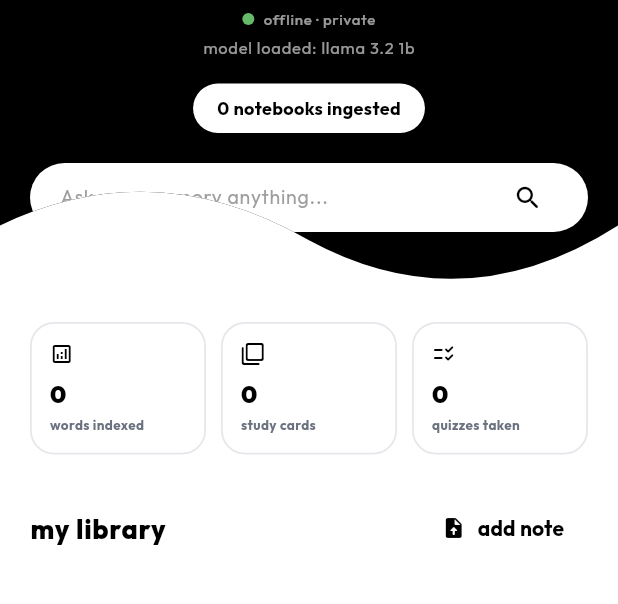
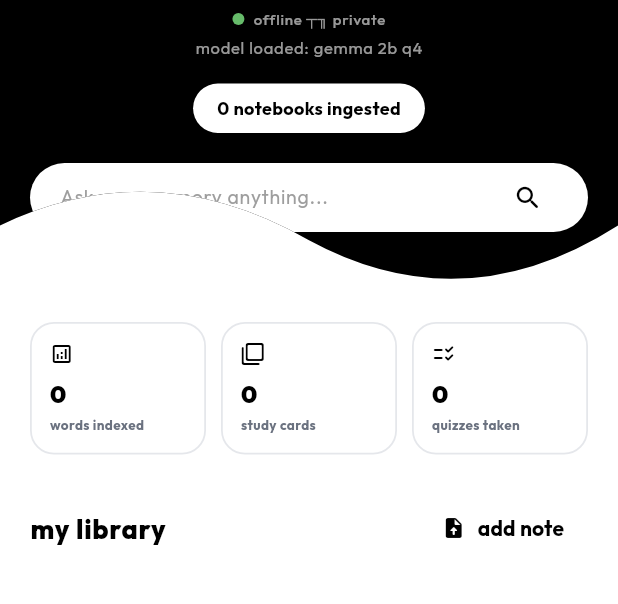
Before and after one commit to Innovators-and-Visionaries-Club/Project-1-, a Flutter app: the NotebookScreen screen opened directly, on a phone screen of 412 x 824 dp, the part 194-798 px from its top. Run offline on Flutter 3.47's test engine with Material 3 defaults, Android fonts, the phone set to English and light mode, and no system bars; our stand-ins replace file_picker, google_fonts, shared_preferences, sqflite; missing offline and left inert: google_mlkit_text_recognition, syncfusion_flutter_pdf; accounts and stored records are empty.

Commit message:
feat: port notebook screen UI improvements from main

```diff
--- a/frontend/lib/features/notebook/notebook_screen.dart
+++ b/frontend/lib/features/notebook/notebook_screen.dart
@@ -33,7 +33,7 @@ class _NotebookScreenState extends State<NotebookScreen> {
       _provider.consumeIngestedFileName();
       ScaffoldMessenger.of(context).showSnackBar(
         SnackBar(
-          content: Text('✓ $name ingested — ready to query'),
+          content: Text('Γ£ô $name ingested ΓÇö ready to query'),
           behavior: SnackBarBehavior.floating,
           duration: const Duration(seconds: 3),
         ),
@@ -228,7 +228,7 @@ class _NotebookScreenState extends State<NotebookScreen> {
                 ),
                 const SizedBox(width: 6),
                 Text(
-                  'offline · private',
+                  'offline ┬╖ private',
                   style: TextStyle(
                     fontSize: 10,
                     color: Colors.white.withOpacity(0.6),
@@ -240,7 +240,7 @@ class _NotebookScreenState extends State<NotebookScreen> {
             ),
             const SizedBox(height: 4),
             Text(
-              'model loaded: llama 3.2 1b',
+              'model loaded: gemma 2b q4',
               style: TextStyle(
                 fontSize: 11,
                 color: Colors.white.withOpacity(0.6),
@@ -453,7 +453,7 @@ class _NotebookScreenState extends State<NotebookScreen> {
                               style: const TextStyle(fontSize: 10, color: AppTheme.textSecondary),
                             ),
                             const SizedBox(width: 6),
-                            const Text('•', style: TextStyle(fontSize: 10, color: AppTheme.textSecondary)),
+                            const Text('ΓÇó', style: TextStyle(fontSize: 10, color: AppTheme.textSecondary)),
                             const SizedBox(width: 6),
                             Text(
                               doc.status == 'Ready'
@@ -480,7 +480,7 @@ class _NotebookScreenState extends State<NotebookScreen> {
                 ],
               ),
 
-              // Inline progress bar — only shown while ingesting this doc
+              // Inline progress bar ΓÇö only shown while ingesting this doc
               if (isIngesting && provider.isIngesting) ...[
                 const SizedBox(height: 10),
                 ClipRRect(
@@ -499,7 +499,7 @@ class _NotebookScreenState extends State<NotebookScreen> {
                 const SizedBox(height: 5),
                 Text(
                   isErrorState
-                      ? 'Failed — tap to retry'
+                      ? 'Failed ΓÇö tap to retry'
                       : provider.ingestionProgressText,
                   style: TextStyle(
                     fontSize: 10,
```
